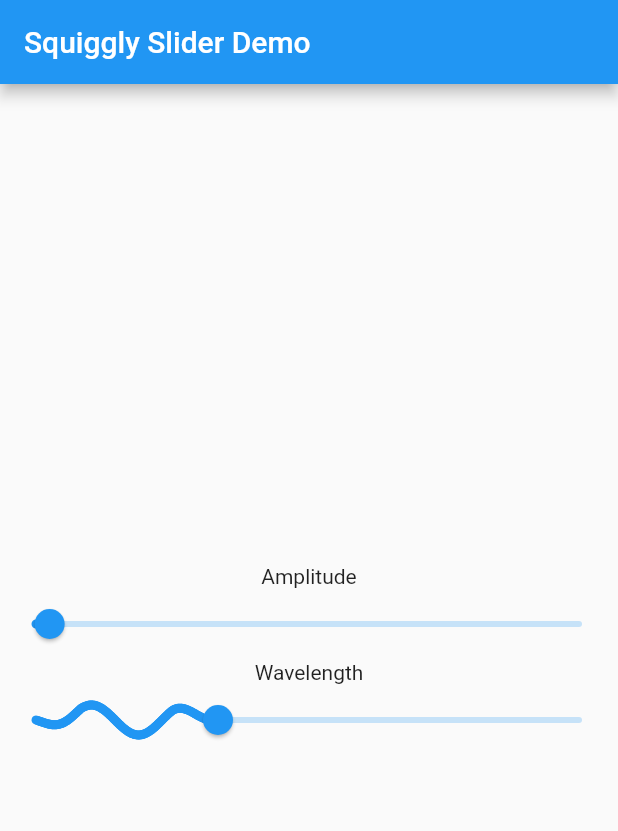
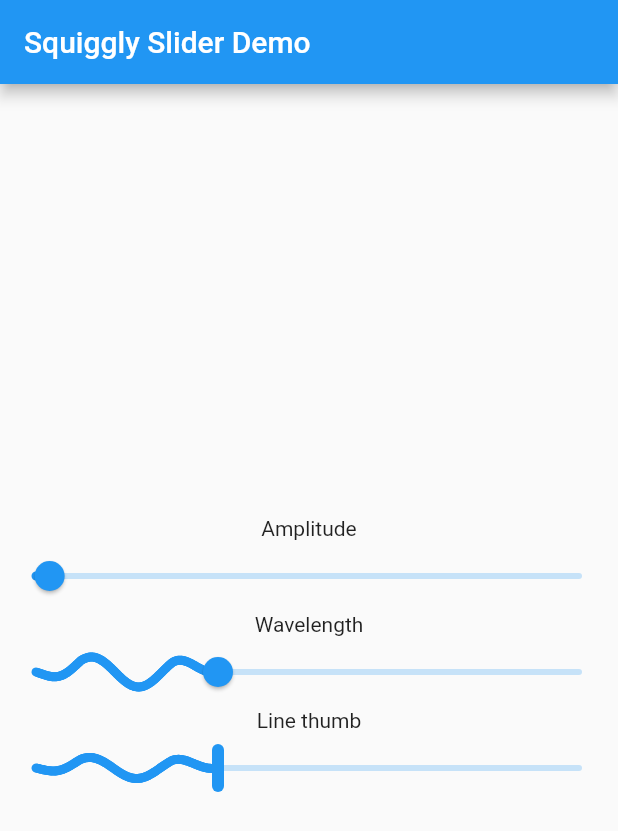
Before and after one commit to HannesGitH/squiggly_slider, a Flutter app: the screen it shows after launch, on a phone screen of 412 x 824 dp. Shown: the top 831 px of the screen. Run offline on Flutter 3.47's test engine with Material 2 defaults, Android fonts, the phone set to English and light mode, and no system bars.

Commit message:
feat: added line thumb

```diff
--- a/example/lib/main.dart
+++ b/example/lib/main.dart
@@ -33,6 +33,7 @@ class MyHomePage extends StatelessWidget {
           children: [
             AmplitudeSquiggleSlider(),
             WavelengthSquiggleSlider(),
+            LineThumbSquiggleSlider(),
           ],
         ),
       ),
@@ -107,3 +108,38 @@ class _WavelengthSquiggleSliderState extends State<WavelengthSquiggleSlider> {
     );
   }
 }
+
+class LineThumbSquiggleSlider extends StatefulWidget {
+  const LineThumbSquiggleSlider({super.key});
+
+  @override
+  State<LineThumbSquiggleSlider> createState() =>
+      _LineThumbSquiggleSliderState();
+}
+
+class _LineThumbSquiggleSliderState extends State<LineThumbSquiggleSlider> {
+  double _value = 10;
+  @override
+  Widget build(BuildContext context) {
+    return Column(
+      children: [
+        const Text('Line thumb'),
+        SquigglySlider(
+          useLineThumb: true,
+          value: _value,
+          min: 0,
+          max: 30,
+          squiggleAmplitude: 7,
+          squiggleWavelength: 10,
+          squiggleSpeed: 0.1,
+          label: 'Line thumb',
+          onChanged: (double value) {
+            setState(() {
+              _value = value;
+            });
+          },
+        ),
+      ],
+    );
+  }
+}
--- a/example/pubspec.yaml
+++ b/example/pubspec.yaml
@@ -13,7 +13,8 @@ dependencies:
     sdk: flutter
 
   cupertino_icons: ^1.0.2
-  squiggly_slider: ^1.0.0
+  squiggly_slider:
+    path: ..
 
 dev_dependencies:
   flutter_test:
--- a/lib/slider.dart
+++ b/lib/slider.dart
@@ -1,6 +1,7 @@
 library slider;
 
 import 'package:flutter/material.dart';
+import 'line_thumb_shape.dart';
 import 'squiggly_slider_track_shape.dart';
 
 /// A Material Design Squiggly [Slider].
@@ -100,6 +101,7 @@ class SquigglySlider extends Slider {
     this.squiggleAmplitude = 0.0,
     this.squiggleWavelength = 0.0,
     this.squiggleSpeed = 1.0,
+    this.useLineThumb = false,
   });
 
   /// The amplitude of the squiggle.
@@ -110,6 +112,9 @@ class SquigglySlider extends Slider {
 
   /// The speed of the squiggle in waves per second.
   final double squiggleSpeed;
+
+  /// Use the Android 13's like slider thumb
+  final bool useLineThumb;
 
   @override
   State<SquigglySlider> createState() => _SquigglySliderState();
@@ -158,6 +163,7 @@ class _SquigglySliderState extends State<SquigglySlider>
                 ? 1 - phaseController.value
                 : phaseController.value,
           ),
+          thumbShape: widget.useLineThumb ? const LineThumbShape() : null,
         ),
         child: Slider(
           key: widget.key,
```
Also changed, not shown: lib/line_thumb_shape.dart (added, +55 -0 lines).
